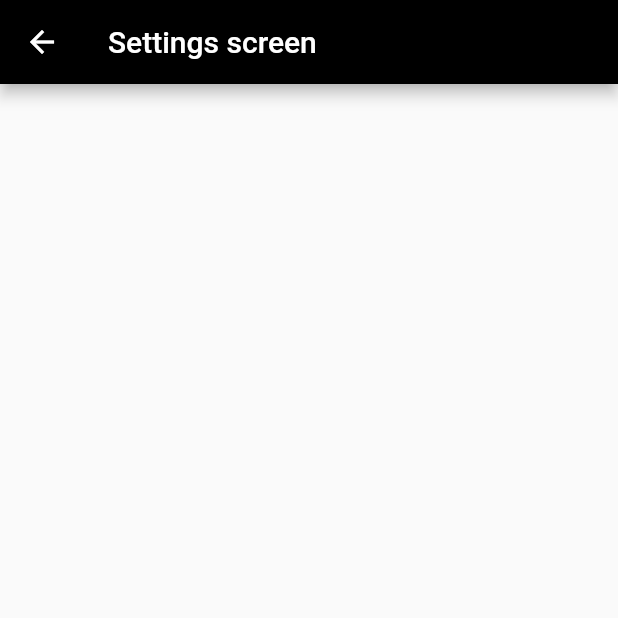
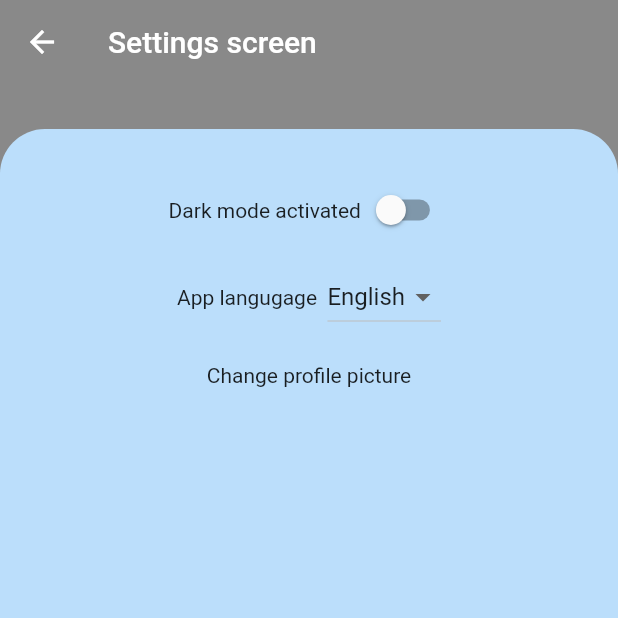
Before and after one commit to miraskoda/chat_app, a Flutter app: the SettingsScreen screen opened by its route, on a phone screen of 412 x 824 dp, the top half of it. Run offline on Flutter 3.47's test engine with Material 2 defaults, Android fonts, the phone set to English and light mode, and no system bars; our stand-ins replace cloud_firestore, firebase_auth, firebase_core, firebase_messaging, firebase_storage, image_picker and 1 more; missing offline and left inert: dart:ffi; accounts and stored records are empty; Roboto replaces fonts that are missing (Quicksand).

Commit message:
UI fixed, need implements setting. App looks fine, tiny bugs are still there

```diff
--- a/lib/screens/settings_screen.dart
+++ b/lib/screens/settings_screen.dart
@@ -1,17 +1,94 @@
 import 'package:flutter/material.dart';
 
-class SettingsScreen extends StatelessWidget {
+class SettingsScreen extends StatefulWidget {
   const SettingsScreen({Key? key}) : super(key: key);
   static const routeName = "/settings";
+
+  @override
+  State<SettingsScreen> createState() => _SettingsScreenState();
+}
+
+class _SettingsScreenState extends State<SettingsScreen> {
+  bool _dark = false;
 
   @override
   Widget build(BuildContext context) {
     return Scaffold(
       appBar: AppBar(
-        backgroundColor: Colors.black,
+        elevation: 0,
+        backgroundColor: Colors.black45,
         title: const Text("Settings screen"),
       ),
-      body: Container(),
+      body: Container(
+        color: Colors.black45,
+        child: Container(
+            margin: EdgeInsets.only(top: 30),
+            decoration: BoxDecoration(
+              color: Colors.blue[100],
+              borderRadius: const BorderRadius.only(
+                topLeft: Radius.circular(30),
+                topRight: Radius.circular(30),
+              ),
+            ),
+            child: Container(
+              padding: EdgeInsets.all(30),
+              child: Column(
+                children: [
+                  Row(
+                    mainAxisAlignment: MainAxisAlignment.center,
+                    children: [
+                      Center(
+                        child: Text("Dark mode activated"),
+                      ),
+                      Switch(
+                          value: _dark,
+                          onChanged: (value) {
+                            setState(() {
+                              _dark = value;
+                            });
+                          })
+                    ],
+                  ),
+                  SizedBox(
+                    height: 10,
+                  ),
+                  Row(
+                    mainAxisAlignment: MainAxisAlignment.center,
+                    children: [
+                      const Center(
+                        child: Text("App langugage  "),
+                      ),
+                      DropdownButton(
+                        items: const [
+                          DropdownMenuItem(
+                            child: Text("English"),
+                            value: 1,
+                          ),
+                          DropdownMenuItem(
+                            child: Text("Czech"),
+                            value: 2,
+                          ),
+                          DropdownMenuItem(
+                            child: Text("Polska"),
+                            value: 3,
+                          )
+                        ],
+                        onChanged: (value) {},
+                        value: 1,
+                      ),
+                    ],
+                  ),
+                  SizedBox(
+                    height: 20,
+                  ),
+                  Row(
+                    mainAxisAlignment: MainAxisAlignment.center,
+                    children: [const Text("Change profile picture")],
+                  )
+                ],
+              ),
+            )),
+      ),
     );
   }
 }
```
Also changed, not shown: lib/screens/chat_screen.dart (+8 -8 lines), lib/screens/main_screen.dart (+36 -18 lines), lib/widgets/mess_bubble.dart (+43 -8 lines).
